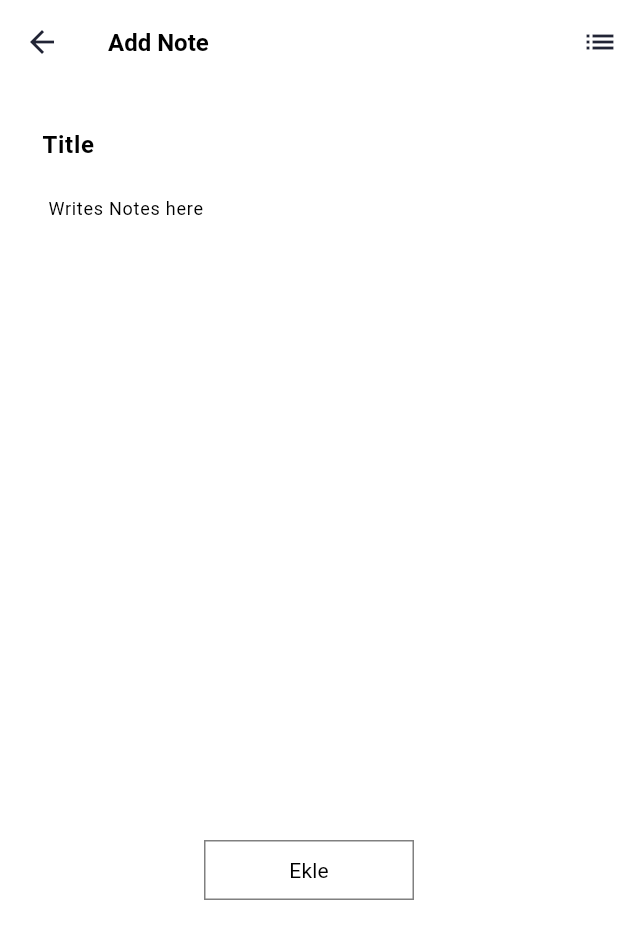
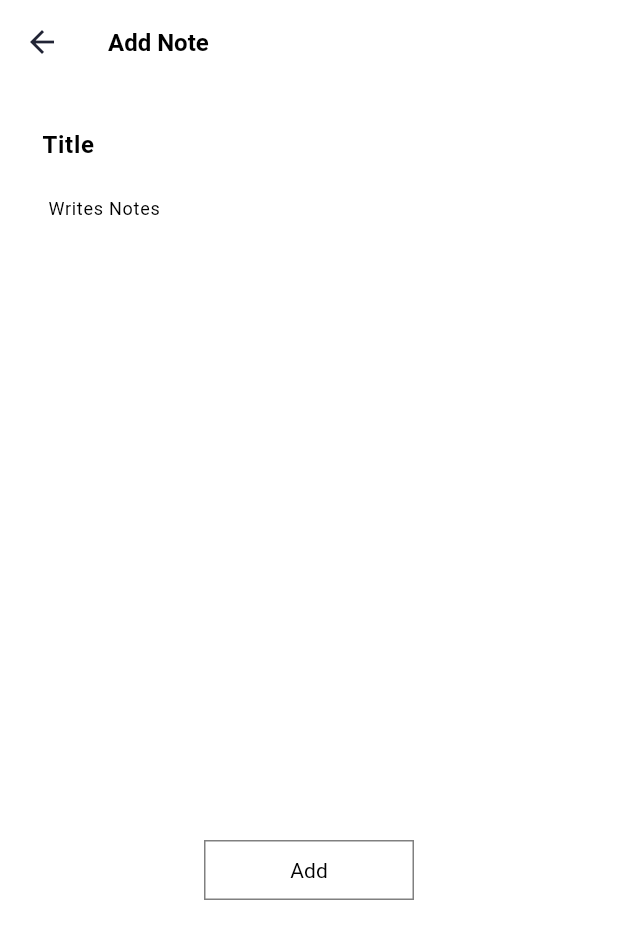
Before and after one commit to erdemdogann/todoapp, a Flutter app: the screen it shows after launch, after a tap on the "add" icon, on a phone screen of 412 x 824 dp. Shown: the top 939 px of the screen. Run offline on Flutter 3.47's test engine with Material 3 defaults, Android fonts, the phone set to English and light mode, and no system bars.

Commit message:
Icon and Text update

```diff
--- a/lib/addpage.dart
+++ b/lib/addpage.dart
@@ -1,4 +1,3 @@
-// Addpage
 import 'package:flutter/material.dart';
 import 'package:todoapp/tododata.dart';
 
@@ -41,9 +40,6 @@ class Addpage extends StatelessWidget {
             Navigator.pop(context);
           },
         ),
-        actions: const [
-          Icon(Icons.list, color: Color(0xff212435), size: 24),
-        ],
       ),
       body: Padding(
         padding: const EdgeInsets.all(16),
@@ -96,7 +92,7 @@ class Addpage extends StatelessWidget {
                   disabledBorder: InputBorder.none,
                   focusedBorder: InputBorder.none,
                   enabledBorder: InputBorder.none,
-                  hintText: "Writes Notes here",
+                  hintText: "Writes Notes",
                   hintStyle: TextStyle(
                     fontWeight: FontWeight.w400,
                     fontStyle: FontStyle.normal,
@@ -129,7 +125,7 @@ class Addpage extends StatelessWidget {
                 height: 40,
                 minWidth: 140,
                 child: const Text(
-                  "Ekle",
+                  "Add",
                   style: TextStyle(
                     fontSize: 14,
                     fontWeight: FontWeight.w400,
--- a/lib/editpage.dart
+++ b/lib/editpage.dart
@@ -57,9 +57,6 @@ class _EditpageState extends State<Editpage> {
             Navigator.pop(context);
           },
         ),
-        actions: const [
-          Icon(Icons.list, color: Color(0xff212435), size: 24),
-        ],
       ),
       body: Padding(
         padding: const EdgeInsets.all(16),
@@ -141,7 +138,7 @@ class _EditpageState extends State<Editpage> {
                 height: 40,
                 minWidth: 140,
                 child: const Text(
-                  "Save",
+                  "Edit",
                   style: TextStyle(
                     fontSize: 14,
                     fontWeight: FontWeight.w400,
--- a/lib/todolist.dart
+++ b/lib/todolist.dart
@@ -1,4 +1,3 @@
-// ToDoList Page
 import 'package:flutter/material.dart';
 import 'package:todoapp/tododata.dart';
 import 'addpage.dart';
@@ -45,7 +44,7 @@ class _ToDoListState extends State<ToDoList> {
           borderRadius: BorderRadius.zero,
         ),
         title: const Text(
-          "Notes",
+          "To Do List",
           style: TextStyle(
             fontWeight: FontWeight.w700,
             fontStyle: FontStyle.normal,
```
